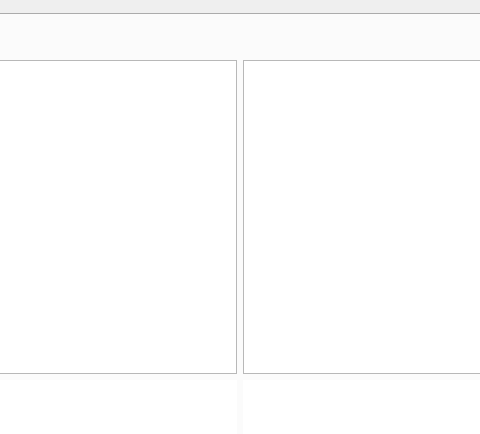
Before: the Qt Designer form trade_monitor/trade_monitor/gui_monitor.ui in takkin-takilog/namake-trader, drawn with Qt 5; both pictures show x 228 to 708 and y 116 to 550 of the 936 by 851 pixel window.
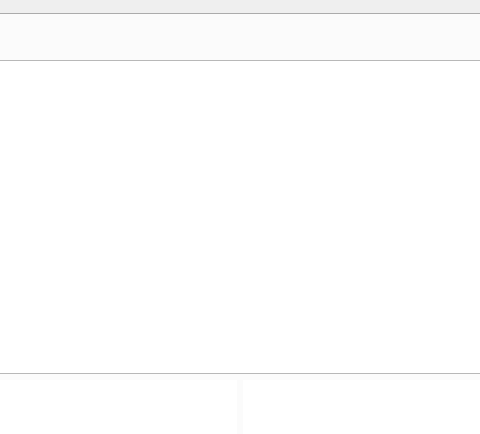
After: the same form once the commit is applied.

```diff
--- a/trade_monitor/trade_monitor/gui_monitor.ui
+++ b/trade_monitor/trade_monitor/gui_monitor.ui
@@ -285,22 +285,6 @@
             </property>
            </widget>
           </item>
-          <item>
-           <widget class="QTableView" name="tableView_gapfill">
-            <property name="styleSheet">
-             <string notr="true">alternate-background-color: #f6fafb;</string>
-            </property>
-            <property name="editTriggers">
-             <set>QAbstractItemView::NoEditTriggers</set>
-            </property>
-            <property name="alternatingRowColors">
-             <bool>true</bool>
-            </property>
-            <property name="sortingEnabled">
-             <bool>true</bool>
-            </property>
-           </widget>
-          </item>
          </layout>
         </item>
         <item>
```
